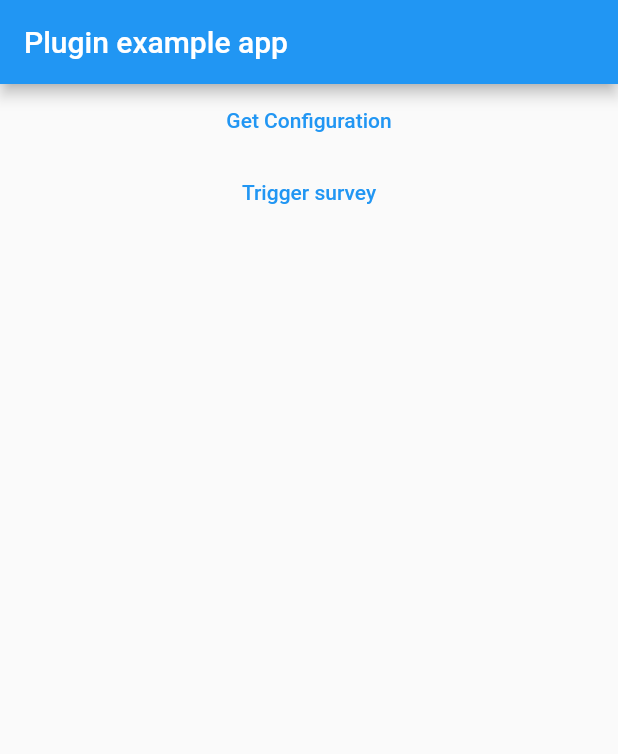
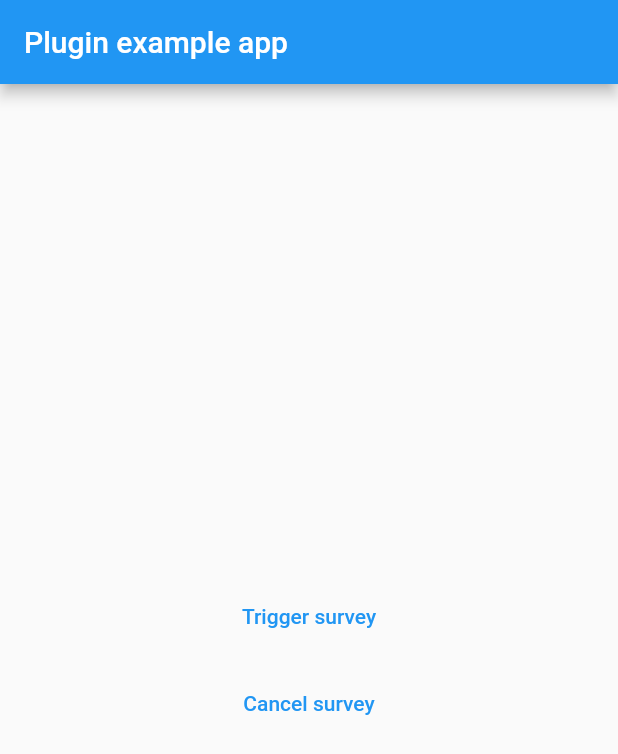
Before and after one commit to nirmalvora/babble_sdk, a Flutter app: the screen it shows after launch, after a tap on "Trigger survey", on a phone screen of 412 x 824 dp. Shown: the top 754 px of the screen. Run offline on Flutter 3.47's test engine with Material 2 defaults, Android fonts, the phone set to English and light mode, and no system bars; our stand-ins replace plugin_platform_interface.

Commit message:
[Added] feature
cancel survey
delay survey
sampling

```diff
--- a/example/lib/main.dart
+++ b/example/lib/main.dart
@@ -32,29 +32,28 @@ class _MyAppState extends State<MyApp> {
           title: const Text('Plugin example app'),
         ),
         body: Column(
+          mainAxisAlignment: MainAxisAlignment.center,
+          crossAxisAlignment: CrossAxisAlignment.center,
           children: [
             Center(
               child: TextButton(
-                  onPressed: () {
-                    // getConfiguration().then((value) async {
-                    //   configuration =
-                    //       GetConfiguration.fromJson(jsonDecode(value.body));
-                    //   print(configuration!.toJson());
-                    //   BabbleSdk.instance.init(userId: configuration!.initId!);
-                    //   await Future.delayed(const Duration(milliseconds: 500));
-                    //   BabbleSdk.instance
-                    //       .setCustomerId(customerId: configuration!.customerId);
-                    // });
-                  },
-                  child: const Text('Get Configuration')),
+                onPressed: () {
+                  BabbleSdk.instance.triggerSurvey(
+                      trigger: 'fintech4', properties: {"test1": "Nirmal"});
+                },
+                child: const Text('Trigger survey'),
+              ),
+            ),
+            const SizedBox(
+              height: 10,
             ),
             Center(
               child: TextButton(
-                  onPressed: () {
-                    BabbleSdk.instance.triggerSurvey(
-                        trigger: 'test3', properties: {"test1": "Nirmal"});
-                  },
-                  child: const Text('Trigger survey')),
+                onPressed: () {
+                  BabbleSdk.instance.cancelSurvey();
+                },
+                child: const Text('Cancel survey'),
+              ),
             ),
           ],
         ),
--- a/lib/babble_sdk.dart
+++ b/lib/babble_sdk.dart
@@ -22,4 +22,8 @@ class BabbleSdk {
     return BabbleSdkPlatform.instance.setCustomerId(
         {"customer_id": customerId, 'user_details': userDetails});
   }
+
+  Future<void> cancelSurvey() {
+    return BabbleSdkPlatform.instance.cancelSurvey();
+  }
 }
--- a/lib/babble_sdk_method_channel.dart
+++ b/lib/babble_sdk_method_channel.dart
@@ -23,4 +23,9 @@ class MethodChannelBabbleSdk extends BabbleSdkPlatform {
   Future<void> setCustomerId(Map<String, dynamic> params) async {
     methodChannel.invokeMethod<void>('set_customer_id', params);
   }
+
+  @override
+  Future<void> cancelSurvey() async {
+    methodChannel.invokeMethod<void>('close_survey');
+  }
 }
--- a/lib/babble_sdk_platform_interface.dart
+++ b/lib/babble_sdk_platform_interface.dart
@@ -34,4 +34,8 @@ abstract class BabbleSdkPlatform extends PlatformInterface {
   Future<void> setCustomerId(Map<String, dynamic> params) {
     throw UnimplementedError('platformVersion() has not been implemented.');
   }
+
+  Future<void> cancelSurvey() {
+    throw UnimplementedError('platformVersion() has not been implemented.');
+  }
 }
--- a/pubspec.yaml
+++ b/pubspec.yaml
@@ -1,6 +1,6 @@
 name: babble_sdk
 description: Babble SDK for survey.
-version: 0.0.24
+version: 0.0.25
 homepage: https://github.com/nirmalvora/babble_sdk
 
 environment:
```
Also changed, not shown: 6 other files.
